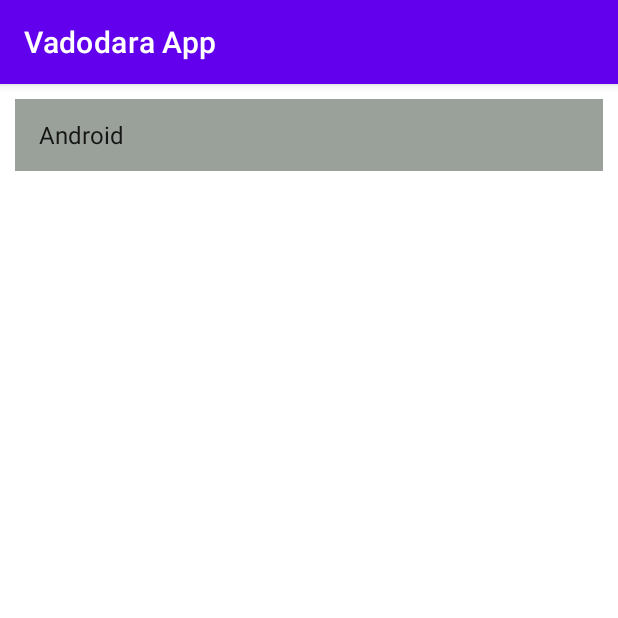
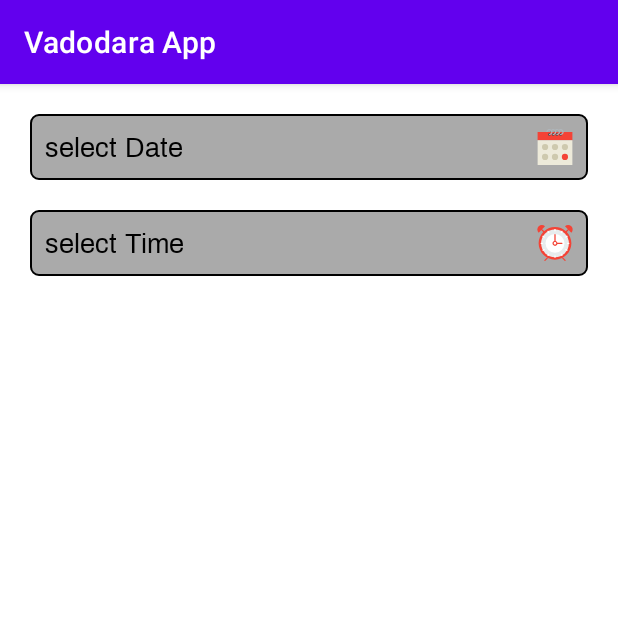
Before and after one commit to kasims07/VadodraApp, an Android app: the screen it shows after launch (SpinnerListActivity before the commit, DateAndTime after it), on a phone screen of 412 x 824 dp, the top half of it. Run offline under Robolectric (Android 15) with nearby library versions, the phone set to English and light mode, and no system bars.

Commit message:
18-02-2022

```diff
--- /dev/null
+++ b/app/src/main/java/vadodara/app/DateAndTime.java
@@ -0,0 +1,86 @@
+package vadodara.app;
+
+import androidx.appcompat.app.AppCompatActivity;
+
+import android.app.DatePickerDialog;
+import android.app.TimePickerDialog;
+import android.content.DialogInterface;
+import android.os.Bundle;
+import android.view.View;
+import android.widget.DatePicker;
+import android.widget.EditText;
+import android.widget.TimePicker;
+
+import java.text.SimpleDateFormat;
+import java.util.Calendar;
+import java.util.Locale;
+
+public class DateAndTime extends AppCompatActivity {
+
+    EditText dateEdit, timeEdit;
+    Calendar calendar;
+    int iHour, iMint;
+
+    @Override
+    protected void onCreate(Bundle savedInstanceState) {
+        super.onCreate(savedInstanceState);
+        setContentView(R.layout.activity_date_and_time);
+
+        dateEdit = findViewById(R.id.date_editText);
+        timeEdit = findViewById(R.id.time_editTaxt);
+
+        calendar = Calendar.getInstance();
+
+        TimePickerDialog.OnTimeSetListener timeClick = new TimePickerDialog.OnTimeSetListener() {
+            @Override
+            public void onTimeSet(TimePicker view, int hourOfDay, int minute) {
+                iHour = hourOfDay;
+                iMint = minute;
+
+                String sAMPM = "";
+                if(iHour>12){
+                    sAMPM = "PM";
+                    iHour-=12;
+                }else if(iHour==12){
+                    sAMPM = "PM";
+                }else if(iHour==0){
+                    sAMPM = "AM";
+                }else {
+                    sAMPM = "AM";
+                }
+
+                timeEdit.setText(iHour+" : "+iMint+" "+sAMPM);
+
+
+            }
+        };
+
+        DatePickerDialog.OnDateSetListener dateClick = new DatePickerDialog.OnDateSetListener() {
+            @Override
+            public void onDateSet(DatePicker view, int year, int month, int dayOfMonth) {
+                calendar.set(Calendar.YEAR,year);
+                calendar.set(Calendar.MONTH,month);
+                calendar.set(Calendar.DAY_OF_MONTH,dayOfMonth);
+
+                SimpleDateFormat dateFormat = new SimpleDateFormat("dd/MM/yyyy", Locale.getDefault());
+                dateEdit.setText(dateFormat.format(calendar.getTime()));
+
+
+            }
+        };
+
+        dateEdit.setOnClickListener(new View.OnClickListener() {
+            @Override
+            public void onClick(View v) {
+                new DatePickerDialog(DateAndTime.this,dateClick,calendar.get(Calendar.YEAR),calendar.get(Calendar.MONTH),calendar.get(Calendar.DAY_OF_MONTH)).show();
+            }
+        });
+
+        timeEdit.setOnClickListener(new View.OnClickListener() {
+            @Override
+            public void onClick(View v) {
+                new TimePickerDialog(DateAndTime.this,timeClick,iHour,iMint,false).show();
+            }
+        });
+    }
+}
--- /dev/null
+++ b/app/src/main/res/drawable/ic__calander.xml
@@ -0,0 +1,63 @@
+<vector xmlns:android="http://schemas.android.com/apk/res/android"
+    android:width="24dp"
+    android:height="24dp"
+    android:viewportWidth="58"
+    android:viewportHeight="58">
+  <path
+      android:pathData="M42,5l-26,0l-15,0l0,13l56,0l0,-13z"
+      android:fillColor="#F44336"/>
+  <path
+      android:pathData="M20,9m-2,0a2,2 0,1 1,4 0a2,2 0,1 1,-4 0"
+      android:fillColor="#38454F"/>
+  <path
+      android:pathData="M26,9m-2,0a2,2 0,1 1,4 0a2,2 0,1 1,-4 0"
+      android:fillColor="#38454F"/>
+  <path
+      android:pathData="M32,9m-2,0a2,2 0,1 1,4 0a2,2 0,1 1,-4 0"
+      android:fillColor="#38454F"/>
+  <path
+      android:pathData="M38,9m-2,0a2,2 0,1 1,4 0a2,2 0,1 1,-4 0"
+      android:fillColor="#38454F"/>
+  <path
+      android:pathData="M38,0c-1.13,0 -2.162,0.391 -3,1.025c0.534,0.405 0.979,0.912 1.315,1.495C36.796,2.192 37.376,2 38,2c1.654,0 3,1.346 3,3s-1.346,3 -3,3c-0.553,0 -1,0.447 -1,1s0.447,1 1,1c2.757,0 5,-2.243 5,-5S40.757,0 38,0z"
+      android:fillColor="#AFB6BB"/>
+  <path
+      android:pathData="M33.685,2.52C33.261,3.254 33,4.093 33,5h2C35,3.97 34.478,3.061 33.685,2.52z"
+      android:fillColor="#839594"/>
+  <path
+      android:pathData="M27.685,2.52C27.261,3.254 27,4.093 27,5h2C29,3.97 28.478,3.061 27.685,2.52z"
+      android:fillColor="#839594"/>
+  <path
+      android:pathData="M36.315,2.52C35.979,1.937 35.534,1.43 35,1.025C34.162,0.391 33.13,0 32,0s-2.162,0.391 -3,1.025c0.534,0.405 0.979,0.912 1.315,1.495C30.796,2.192 31.376,2 32,2s1.204,0.192 1.685,0.52C34.478,3.061 35,3.97 35,5c0,1.654 -1.346,3 -3,3c-0.553,0 -1,0.447 -1,1s0.447,1 1,1c2.757,0 5,-2.243 5,-5C37,4.093 36.739,3.254 36.315,2.52z"
+      android:fillColor="#AFB6BB"/>
+  <path
+      android:pathData="M21.685,2.52C21.261,3.254 21,4.093 21,5h2C23,3.97 22.478,3.061 21.685,2.52z"
+      android:fillColor="#839594"/>
+  <path
+      android:pathData="M30.315,2.52C29.979,1.937 29.534,1.43 29,1.025C28.162,0.391 27.13,0 26,0s-2.162,0.391 -3,1.025c0.534,0.405 0.979,0.912 1.315,1.495C24.796,2.192 25.376,2 26,2s1.204,0.192 1.685,0.52C28.478,3.061 29,3.97 29,5c0,1.654 -1.346,3 -3,3c-0.553,0 -1,0.447 -1,1s0.447,1 1,1c2.757,0 5,-2.243 5,-5C31,4.093 30.739,3.254 30.315,2.52z"
+      android:fillColor="#AFB6BB"/>
+  <path
+      android:pathData="M24.315,2.52C23.979,1.937 23.534,1.43 23,1.025C22.162,0.391 21.13,0 20,0c-2.757,0 -5,2.243 -5,5h2c0,-1.654 1.346,-3 3,-3c0.624,0 1.204,0.192 1.685,0.52C22.478,3.061 23,3.97 23,5c0,1.654 -1.346,3 -3,3c-0.553,0 -1,0.447 -1,1s0.447,1 1,1c2.757,0 5,-2.243 5,-5C25,4.093 24.739,3.254 24.315,2.52z"
+      android:fillColor="#AFB6BB"/>
+  <path
+      android:pathData="M1,18h56v40h-56z"
+      android:fillColor="#EDEADA"/>
+  <path
+      android:pathData="M13,29m-5,0a5,5 0,1 1,10 0a5,5 0,1 1,-10 0"
+      android:fillColor="#CEC9AE"/>
+  <path
+      android:pathData="M29,29m-5,0a5,5 0,1 1,10 0a5,5 0,1 1,-10 0"
+      android:fillColor="#CEC9AE"/>
+  <path
+      android:pathData="M45,29m-5,0a5,5 0,1 1,10 0a5,5 0,1 1,-10 0"
+      android:fillColor="#CEC9AE"/>
+  <path
+      android:pathData="M13,45m-5,0a5,5 0,1 1,10 0a5,5 0,1 1,-10 0"
+      android:fillColor="#CEC9AE"/>
+  <path
+      android:pathData="M29,45m-5,0a5,5 0,1 1,10 0a5,5 0,1 1,-10 0"
+      android:fillColor="#CEC9AE"/>
+  <path
+      android:pathData="M45,45m-5,0a5,5 0,1 1,10 0a5,5 0,1 1,-10 0"
+      android:fillColor="#F44336"/>
+</vector>
--- /dev/null
+++ b/app/src/main/res/drawable/ic__clock.xml
@@ -0,0 +1,66 @@
+<vector xmlns:android="http://schemas.android.com/apk/res/android"
+    android:width="24dp"
+    android:height="24dp"
+    android:viewportWidth="57.157"
+    android:viewportHeight="57.157">
+  <path
+      android:pathData="M15.804,51.517l-3.933,3.933c-0.391,0.391 -0.391,1.023 0,1.414c0.195,0.195 0.451,0.293 0.707,0.293s0.512,-0.098 0.707,-0.293l3.933,-3.933c0.391,-0.391 0.391,-1.023 0,-1.414S16.195,51.126 15.804,51.517z"
+      android:fillColor="#F44336"/>
+  <path
+      android:pathData="M45.285,55.45l-3.963,-3.963c-0.391,-0.391 -1.023,-0.391 -1.414,0s-0.391,1.023 0,1.414l3.963,3.963c0.195,0.195 0.451,0.293 0.707,0.293s0.512,-0.098 0.707,-0.293C45.676,56.473 45.676,55.84 45.285,55.45z"
+      android:fillColor="#F44336"/>
+  <path
+      android:pathData="M47.303,11.129c0.024,-0.02 0.053,-0.028 0.076,-0.05l3,-3c0.391,-0.391 0.391,-1.023 0,-1.414s-1.023,-0.391 -1.414,0l-3,3c-0.031,0.031 -0.043,0.071 -0.069,0.104c-4.598,-4.11 -10.664,-6.612 -17.317,-6.612S15.86,5.659 11.261,9.768c-0.026,-0.033 -0.038,-0.073 -0.069,-0.104l-3,-3c-0.391,-0.391 -1.023,-0.391 -1.414,0s-0.391,1.023 0,1.414l3,3c0.022,0.022 0.052,0.03 0.076,0.05c-4.502,4.675 -7.275,11.026 -7.275,18.028c0,14.359 11.641,26 26,26s26,-11.641 26,-26C54.578,22.154 51.805,15.803 47.303,11.129z"
+      android:fillColor="#F44336"/>
+  <path
+      android:pathData="M28.578,29.157m-22,0a22,22 0,1 1,44 0a22,22 0,1 1,-44 0"
+      android:fillColor="#E7ECED"/>
+  <path
+      android:pathData="M28.578,29.157m-15,0a15,15 0,1 1,30 0a15,15 0,1 1,-30 0"
+      android:fillColor="#FFFFFF"/>
+  <path
+      android:pathData="M28.578,6.157c-0.552,0 -1,0.447 -1,1v2c0,0.553 0.448,1 1,1s1,-0.447 1,-1v-2C29.578,6.604 29.131,6.157 28.578,6.157z"
+      android:fillColor="#FFFFFF"/>
+  <path
+      android:pathData="M28.578,48.157c-0.552,0 -1,0.447 -1,1v2c0,0.553 0.448,1 1,1s1,-0.447 1,-1v-2C29.578,48.604 29.131,48.157 28.578,48.157z"
+      android:fillColor="#FFFFFF"/>
+  <path
+      android:pathData="M50.578,28.157h-2c-0.552,0 -1,0.447 -1,1s0.448,1 1,1h2c0.552,0 1,-0.447 1,-1S51.131,28.157 50.578,28.157z"
+      android:fillColor="#FFFFFF"/>
+  <path
+      android:pathData="M9.578,29.157c0,-0.553 -0.448,-1 -1,-1h-2c-0.552,0 -1,0.447 -1,1s0.448,1 1,1h2C9.131,30.157 9.578,29.709 9.578,29.157z"
+      android:fillColor="#FFFFFF"/>
+  <path
+      android:pathData="M18.445,9.604c-0.277,-0.478 -0.888,-0.644 -1.366,-0.366c-0.478,0.276 -0.642,0.888 -0.366,1.366l1,1.732c0.186,0.32 0.521,0.5 0.867,0.5c0.169,0 0.341,-0.043 0.499,-0.134c0.478,-0.276 0.642,-0.888 0.366,-1.366L18.445,9.604z"
+      android:fillColor="#FFFFFF"/>
+  <path
+      android:pathData="M39.445,45.977c-0.277,-0.478 -0.888,-0.643 -1.366,-0.366c-0.478,0.276 -0.642,0.888 -0.366,1.366l1,1.732c0.186,0.32 0.521,0.5 0.867,0.5c0.169,0 0.341,-0.043 0.499,-0.134c0.478,-0.276 0.642,-0.888 0.366,-1.366L39.445,45.977z"
+      android:fillColor="#FFFFFF"/>
+  <path
+      android:pathData="M11.758,18.29l-1.732,-1c-0.479,-0.276 -1.09,-0.111 -1.366,0.366c-0.276,0.479 -0.112,1.09 0.366,1.366l1.732,1c0.158,0.091 0.33,0.134 0.499,0.134c0.346,0 0.682,-0.18 0.867,-0.5C12.4,19.178 12.236,18.567 11.758,18.29z"
+      android:fillColor="#FFFFFF"/>
+  <path
+      android:pathData="M48.131,39.29l-1.732,-1c-0.48,-0.278 -1.09,-0.111 -1.366,0.366c-0.276,0.479 -0.112,1.09 0.366,1.366l1.732,1c0.158,0.091 0.33,0.134 0.499,0.134c0.346,0 0.682,-0.18 0.867,-0.5C48.773,40.178 48.609,39.567 48.131,39.29z"
+      android:fillColor="#FFFFFF"/>
+  <path
+      android:pathData="M10.758,38.29l-1.732,1c-0.478,0.276 -0.642,0.888 -0.366,1.366c0.186,0.32 0.521,0.5 0.867,0.5c0.169,0 0.341,-0.043 0.499,-0.134l1.732,-1c0.478,-0.276 0.642,-0.888 0.366,-1.366C11.847,38.179 11.237,38.012 10.758,38.29z"
+      android:fillColor="#FFFFFF"/>
+  <path
+      android:pathData="M45.9,20.157c0.169,0 0.341,-0.043 0.499,-0.134l1.732,-1c0.478,-0.276 0.642,-0.888 0.366,-1.366c-0.277,-0.478 -0.888,-0.643 -1.366,-0.366l-1.732,1c-0.478,0.276 -0.642,0.888 -0.366,1.366C45.218,19.977 45.554,20.157 45.9,20.157z"
+      android:fillColor="#FFFFFF"/>
+  <path
+      android:pathData="M19.078,45.611c-0.481,-0.276 -1.09,-0.111 -1.366,0.366l-1,1.732c-0.276,0.479 -0.112,1.09 0.366,1.366c0.158,0.091 0.33,0.134 0.499,0.134c0.346,0 0.682,-0.18 0.867,-0.5l1,-1.732C19.72,46.498 19.556,45.887 19.078,45.611z"
+      android:fillColor="#FFFFFF"/>
+  <path
+      android:pathData="M40.078,9.238c-0.48,-0.277 -1.09,-0.111 -1.366,0.366l-1,1.732c-0.276,0.479 -0.112,1.09 0.366,1.366c0.158,0.091 0.33,0.134 0.499,0.134c0.346,0 0.682,-0.18 0.867,-0.5l1,-1.732C40.72,10.125 40.556,9.514 40.078,9.238z"
+      android:fillColor="#FFFFFF"/>
+  <path
+      android:pathData="M39.578,28.157h-7.142c-0.364,-1.399 -1.459,-2.494 -2.858,-2.858V15.157c0,-0.553 -0.448,-1 -1,-1s-1,0.447 -1,1v10.142c-1.72,0.447 -3,1.999 -3,3.858c0,2.206 1.794,4 4,4c1.858,0 3.411,-1.28 3.858,-3h7.142c0.552,0 1,-0.447 1,-1S40.131,28.157 39.578,28.157zM28.578,31.157c-1.103,0 -2,-0.897 -2,-2s0.897,-2 2,-2s2,0.897 2,2S29.681,31.157 28.578,31.157z"
+      android:fillColor="#F44336"/>
+  <path
+      android:pathData="M54.493,2.086c2.781,2.781 2.781,7.29 0,10.071L44.421,2.086C47.203,-0.695 51.711,-0.695 54.493,2.086z"
+      android:fillColor="#F44336"/>
+  <path
+      android:pathData="M2.664,2.086c-2.781,2.781 -2.781,7.29 0,10.071L12.735,2.086C9.954,-0.695 5.445,-0.695 2.664,2.086z"
+      android:fillColor="#F44336"/>
+</vector>
--- /dev/null
+++ b/app/src/main/res/layout/activity_date_and_time.xml
@@ -0,0 +1,32 @@
+<?xml version="1.0" encoding="utf-8"?>
+<LinearLayout xmlns:android="http://schemas.android.com/apk/res/android"
+    xmlns:app="http://schemas.android.com/apk/res-auto"
+    xmlns:tools="http://schemas.android.com/tools"
+    android:layout_width="match_parent"
+    android:layout_height="match_parent"
+    tools:context=".DateAndTime"
+    android:orientation="vertical">
+
+    <EditText
+        android:id="@+id/date_editText"
+        android:layout_width="match_parent"
+        android:layout_height="wrap_content"
+        android:hint="select Date"
+        android:textColorHint="@color/black"
+        style="@style/regular_18_edit"
+        android:layout_marginTop="20dp"
+        android:editable="false"
+        android:drawableRight="@drawable/ic__calander"/>
+
+    <EditText
+        android:id="@+id/time_editTaxt"
+        android:layout_width="match_parent"
+        android:layout_height="wrap_content"
+        android:hint="select Time"
+        android:textColorHint="@color/black"
+        style="@style/regular_18_edit"
+        android:layout_marginTop="20dp"
+        android:editable="false"
+        android:drawableRight="@drawable/ic__clock"/>
+
+</LinearLayout>
```
Also changed, not shown: app/src/main/AndroidManifest.xml (+7 -5 lines), app/src/main/java/vadodara/app/SpinnerListActivity.java (+48 -1 lines), app/src/main/res/layout/activity_spinner.xml (+37 -0 lines).
